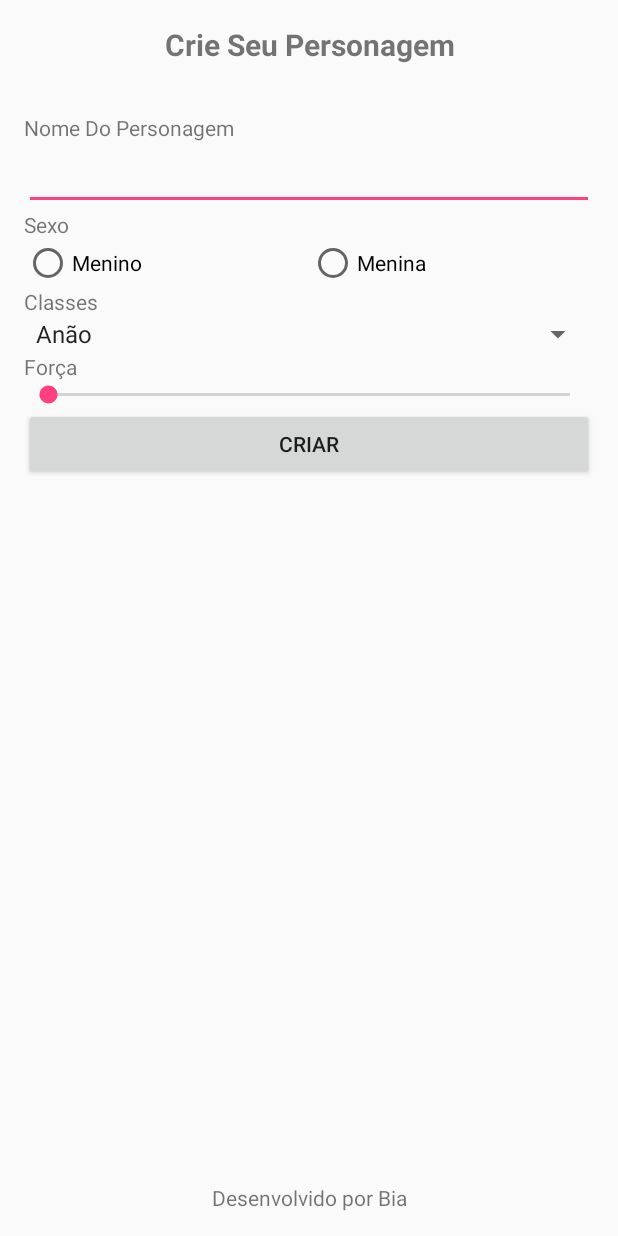
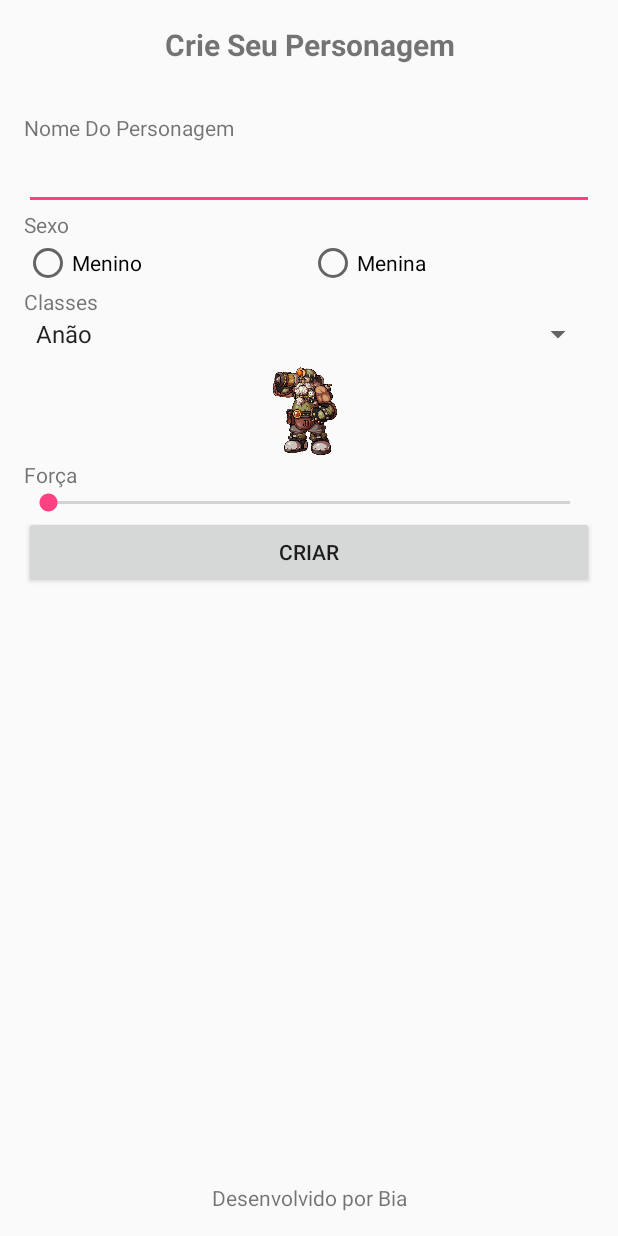
Before and after one commit to Klayola/ConfigChar, an Android app: the layout activity_personagem.xml on its own in the app's theme, with its tools: preview values and no code run, on a phone screen of 412 x 824 dp. Run offline under Robolectric (Android 15) with nearby library versions, the phone set to English and light mode, and no system bars.

Commit message:
N sei vai assim mesmo o bang, melhorado, mais bonito, mais cherozo e mais cremoso

```diff
--- a/app/src/main/res/layout/activity_personagem.xml
+++ b/app/src/main/res/layout/activity_personagem.xml
@@ -72,17 +72,26 @@
                 android:text="@string/lable_classes"/>
 
             <Spinner
+                android:id="@+id/spClasse"
                 android:entries="@array/classes"
                 android:layout_width="match_parent"
                 android:layout_height="wrap_content"></Spinner>
 
+            <ImageView
+                android:src="@drawable/anao"
+                android:layout_width="72sp"
+                android:layout_height="72sp"
+                android:id="@+id/ivClasse"
+                android:layout_gravity="center"/>
+
             <TextView
+                android:id="@+id/tvForca"
                 android:layout_width="match_parent"
                 android:layout_height="wrap_content"
-                android:text="@string/lable_forca"/>
+                android:text="@string/lable_forca" />
 
             <SeekBar
-                android:id="@+id/sbForcs"
+                android:id="@+id/sbForca"
                 android:max="10"
                 android:layout_width="match_parent"
                 android:layout_height="wrap_content" />
```
Also changed, not shown: app/src/main/java/com/example/logonrm/configchar/PersonagemActivity.kt (+46 -0 lines), app/src/main/java/com/example/logonrm/configchar/TipoPersonagemEnum.kt (added, +18 -0 lines), app/src/main/res/drawable/anao.png (added), app/src/main/res/drawable/arquero.png (added), app/src/main/res/drawable/bardo.png (added), app/src/main/res/drawable/elfo.png (added), app/src/main/res/drawable/guerreiro.png (added), app/src/main/res/drawable/mago.png (added).
